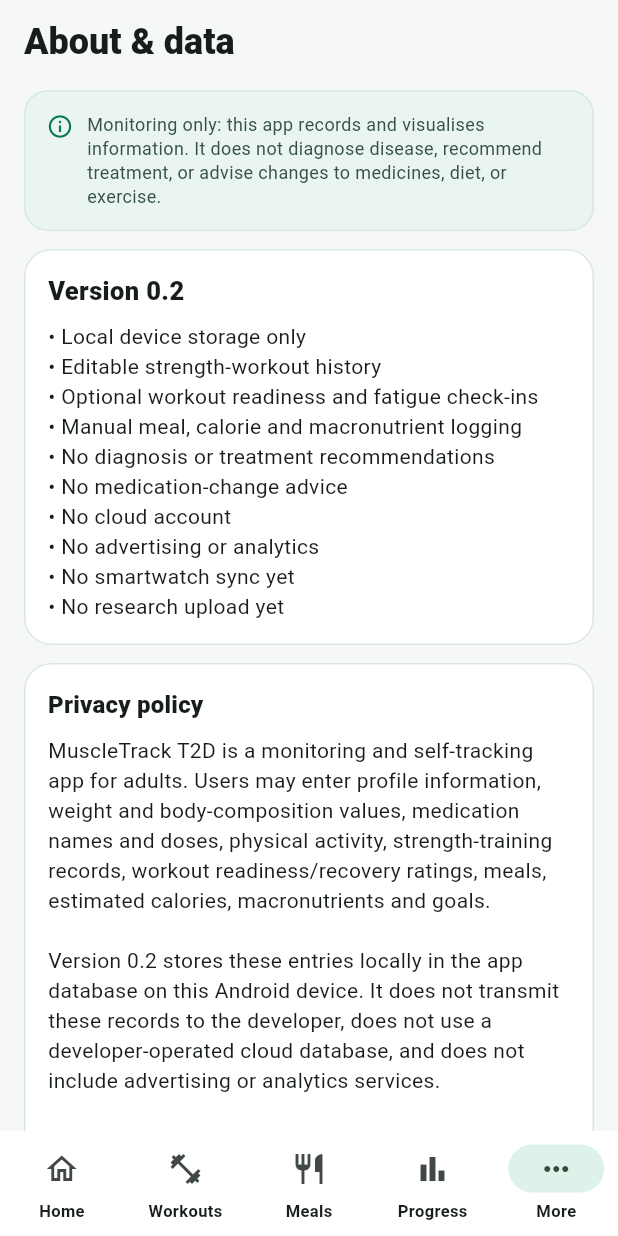
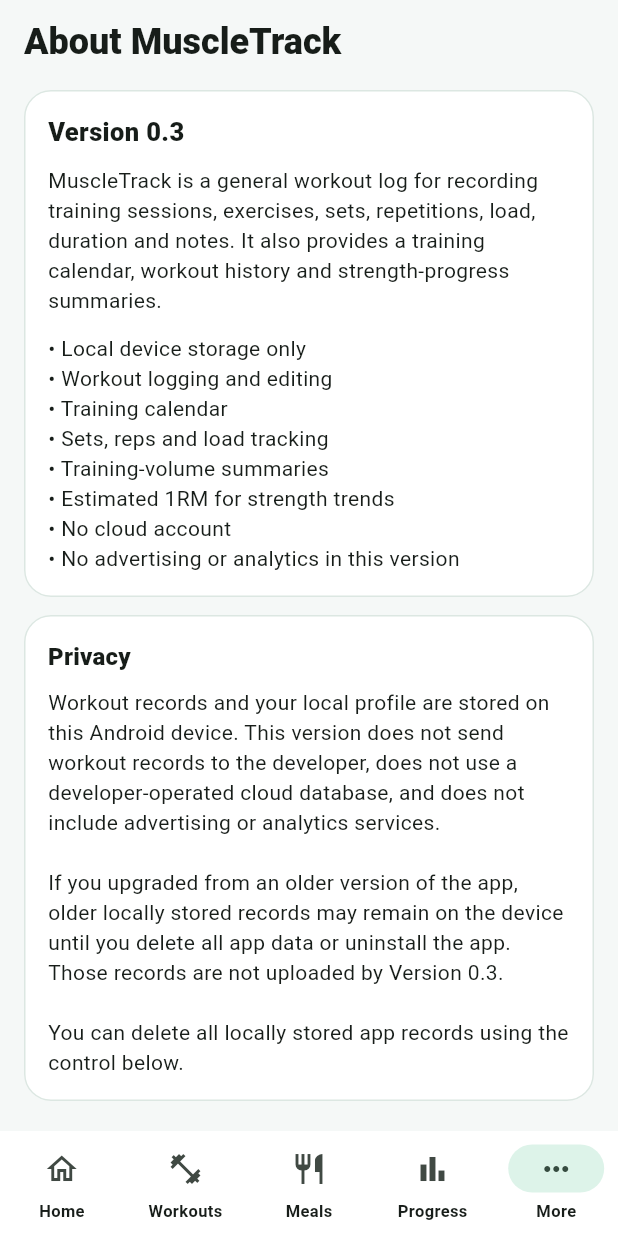
Before and after one commit to amarpalsidhubrar-svg/muscletrack-t2d, a Flutter app: the AppShell screen opened directly with empty values, item 5 of the bottom bar chosen, on a phone screen of 412 x 824 dp. Run offline on Flutter 3.47's test engine with Material 3 defaults, Android fonts, the phone set to English and light mode, and no system bars; our stand-ins replace sqflite; accounts and stored records are empty.

Commit message:
Rewrite About screen for general workout tracking

```diff
--- a/lib/screens/about_screen.dart
+++ b/lib/screens/about_screen.dart
@@ -1,7 +1,6 @@
 import 'package:flutter/material.dart';
 
 import '../app_store.dart';
-import '../widgets/common.dart';
 
 class AboutScreen extends StatelessWidget {
   final AppStore store;
@@ -12,37 +11,65 @@
     return ListView(
       padding: const EdgeInsets.fromLTRB(16, 12, 16, 110),
       children: [
-        Text('About & data', style: Theme.of(context).textTheme.headlineSmall?.copyWith(fontWeight: FontWeight.w900)),
+        Text(
+          'About MuscleTrack',
+          style: Theme.of(context)
+              .textTheme
+              .headlineSmall
+              ?.copyWith(fontWeight: FontWeight.w900),
+        ),
         const SizedBox(height: 16),
-        const MonitoringNotice(),
-        const SizedBox(height: 12),
         const Card(
           child: Padding(
             padding: EdgeInsets.all(16),
-            child: Column(crossAxisAlignment: CrossAxisAlignment.start, children: [
-              Text('Version 0.2', style: TextStyle(fontWeight: FontWeight.w800, fontSize: 17)),
-              SizedBox(height: 8),
-              Text('• Local device storage only\n• Editable strength-workout history\n• Optional workout readiness and fatigue check-ins\n• Manual meal, calorie and macronutrient logging\n• No diagnosis or treatment recommendations\n• No medication-change advice\n• No cloud account\n• No advertising or analytics\n• No smartwatch sync yet\n• No research upload yet'),
-            ]),
+            child: Column(
+              crossAxisAlignment: CrossAxisAlignment.start,
+              children: [
+                Text(
+                  'Version 0.3',
+                  style: TextStyle(fontWeight: FontWeight.w800, fontSize: 17),
+                ),
+                SizedBox(height: 10),
+                Text(
+                  'MuscleTrack is a general workout log for recording training sessions, exercises, sets, repetitions, load, duration and notes. It also provides a training calendar, workout history and strength-progress summaries.',
+                ),
+                SizedBox(height: 12),
+                Text(
+                  '• Local device storage only\n'
+                  '• Workout logging and editing\n'
+                  '• Training calendar\n'
+                  '• Sets, reps and load tracking\n'
+                  '• Training-volume summaries\n'
+                  '• Estimated 1RM for strength trends\n'
+                  '• No cloud account\n'
+                  '• No advertising or analytics in this version',
+                ),
+              ],
+            ),
           ),
         ),
         const SizedBox(height: 12),
         Card(
           child: Padding(
             padding: const EdgeInsets.all(16),
-            child: Column(crossAxisAlignment: CrossAxisAlignment.start, children: [
-              Text('Privacy policy', style: Theme.of(context).textTheme.titleMedium?.copyWith(fontWeight: FontWeight.w800)),
-              const SizedBox(height: 8),
-              const Text(
-                'MuscleTrack T2D is a monitoring and self-tracking app for adults. Users may enter profile information, weight and body-composition values, medication names and doses, physical activity, strength-training records, workout readiness/recovery ratings, meals, estimated calories, macronutrients and goals.\n\n'
-                'Version 0.2 stores these entries locally in the app database on this Android device. It does not transmit these records to the developer, does not use a developer-operated cloud database, and does not include advertising or analytics services.\n\n'
-                'Version 0.2 does not share user-entered health or nutrition information with third parties. If a future version adds optional cloud sync, Health Connect, research export or another external-data feature, the privacy policy and in-app disclosures will be updated before that feature is released.\n\n'
-                'Users can delete all locally stored app records using the control below. Uninstalling the app also removes app-specific local storage, subject to Android device backup and operating-system behaviour.\n\n'
-                'Estimated daily energy requirements are informational estimates only. The app does not prescribe calorie restriction, exercise, nutrition or treatment. It does not diagnose, treat, cure or prevent disease and does not recommend starting, stopping or changing medication. Medical decisions should be made with an appropriately qualified healthcare professional.'
-              ),
-              const SizedBox(height: 10),
-              const Text('Privacy policy effective: 6 September 2026', style: TextStyle(fontWeight: FontWeight.w600)),
-            ]),
+            child: Column(
+              crossAxisAlignment: CrossAxisAlignment.start,
+              children: [
+                Text(
+                  'Privacy',
+                  style: Theme.of(context)
+                      .textTheme
+                      .titleMedium
+                      ?.copyWith(fontWeight: FontWeight.w800),
+                ),
+                const SizedBox(height: 8),
+                const Text(
+                  'Workout records and your local profile are stored on this Android device. This version does not send workout records to the developer, does not use a developer-operated cloud database, and does not include advertising or analytics services.\n\n'
+                  'If you upgraded from an older version of the app, older locally stored records may remain on the device until you delete all app data or uninstall the app. Those records are not uploaded by Version 0.3.\n\n'
+                  'You can delete all locally stored app records using the control below.',
+                ),
+              ],
+            ),
           ),
         ),
         const SizedBox(height: 22),
@@ -54,10 +81,18 @@
               context: context,
               builder: (context) => AlertDialog(
                 title: const Text('Delete all data?'),
-                content: const Text('This permanently removes the local profile, weight, workout, recovery, meal, goal and medication records from this app.'),
+                content: const Text(
+                  'This permanently removes locally stored MuscleTrack data from this device.',
+                ),
                 actions: [
-                  TextButton(onPressed: () => Navigator.pop(context, false), child: const Text('Cancel')),
-                  FilledButton(onPressed: () => Navigator.pop(context, true), child: const Text('Delete')),
+                  TextButton(
+                    onPressed: () => Navigator.pop(context, false),
+                    child: const Text('Cancel'),
+                  ),
+                  FilledButton(
+                    onPressed: () => Navigator.pop(context, true),
+                    child: const Text('Delete'),
+                  ),
                 ],
               ),
             );
```
